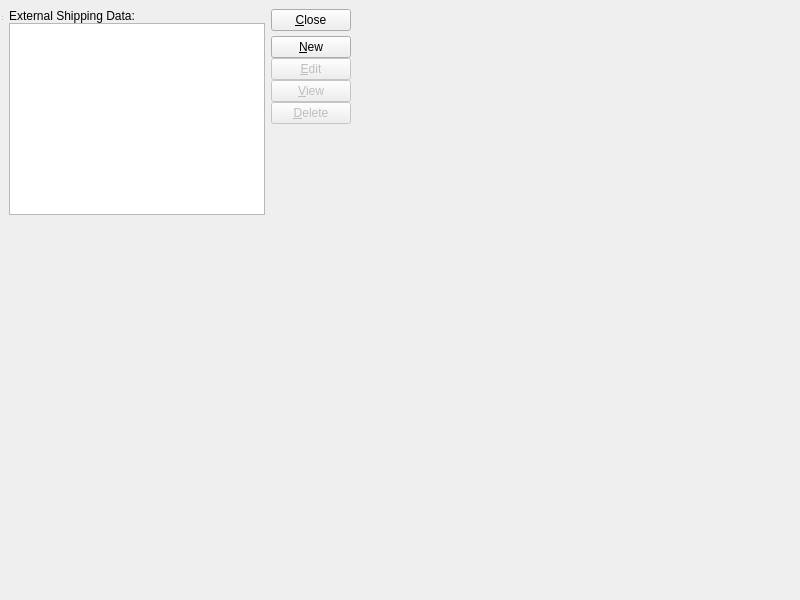
Before: the Qt Designer form guiclient/externalShippingList.ui in Pegasus-RPG/xtuple-client, drawn with Qt 5.
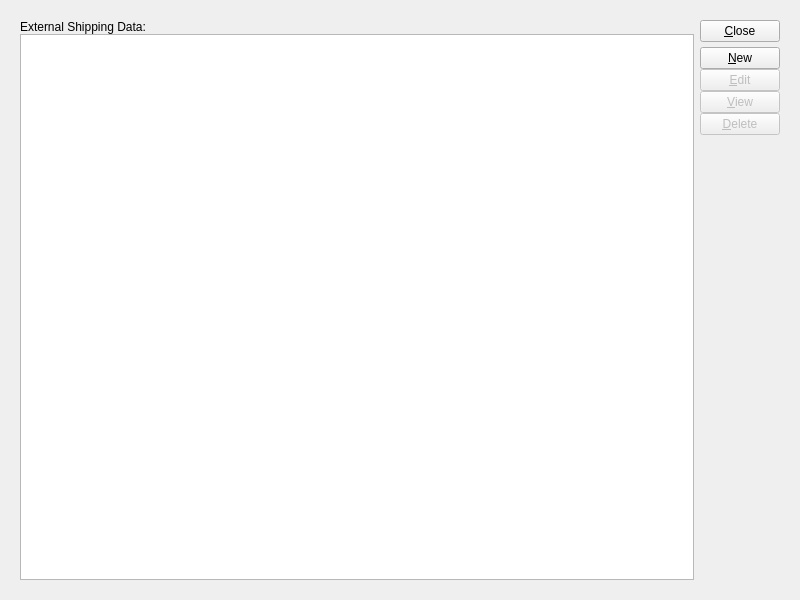
After: the same form once the commit is applied. Custom widgets are drawn as their Qt base class.

Diff of the .ui file:
```diff
--- a/guiclient/externalShippingList.ui
+++ b/guiclient/externalShippingList.ui
@@ -12,7 +12,6 @@
   <property name="windowTitle" >
    <string>External Shipping List</string>
   </property>
-  <widget class="QWidget" name="centralwidget" >
    <layout class="QGridLayout" >
     <item row="0" column="0" >
      <widget class="Screen" name="_screen" >
@@ -132,8 +131,6 @@
      </widget>
     </item>
    </layout>
-  </widget>
-  <widget class="QStatusBar" name="statusbar" />
  </widget>
  <customwidgets>
   <customwidget>
```
